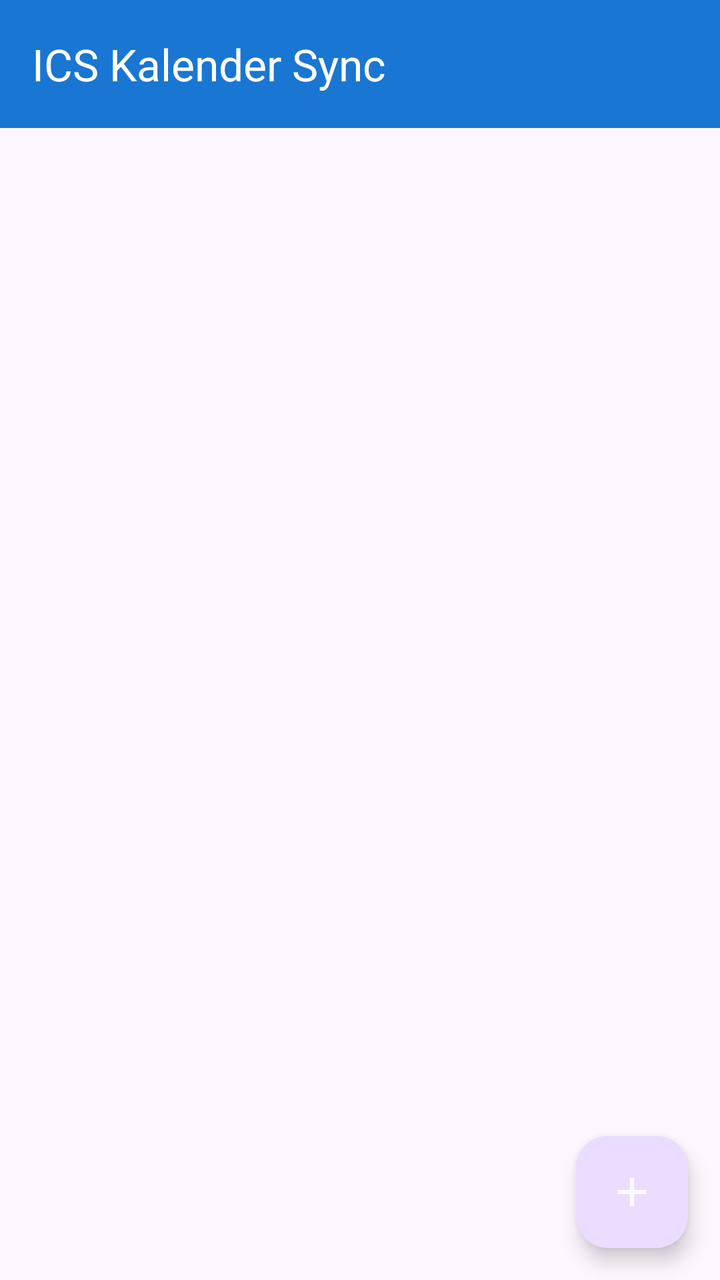
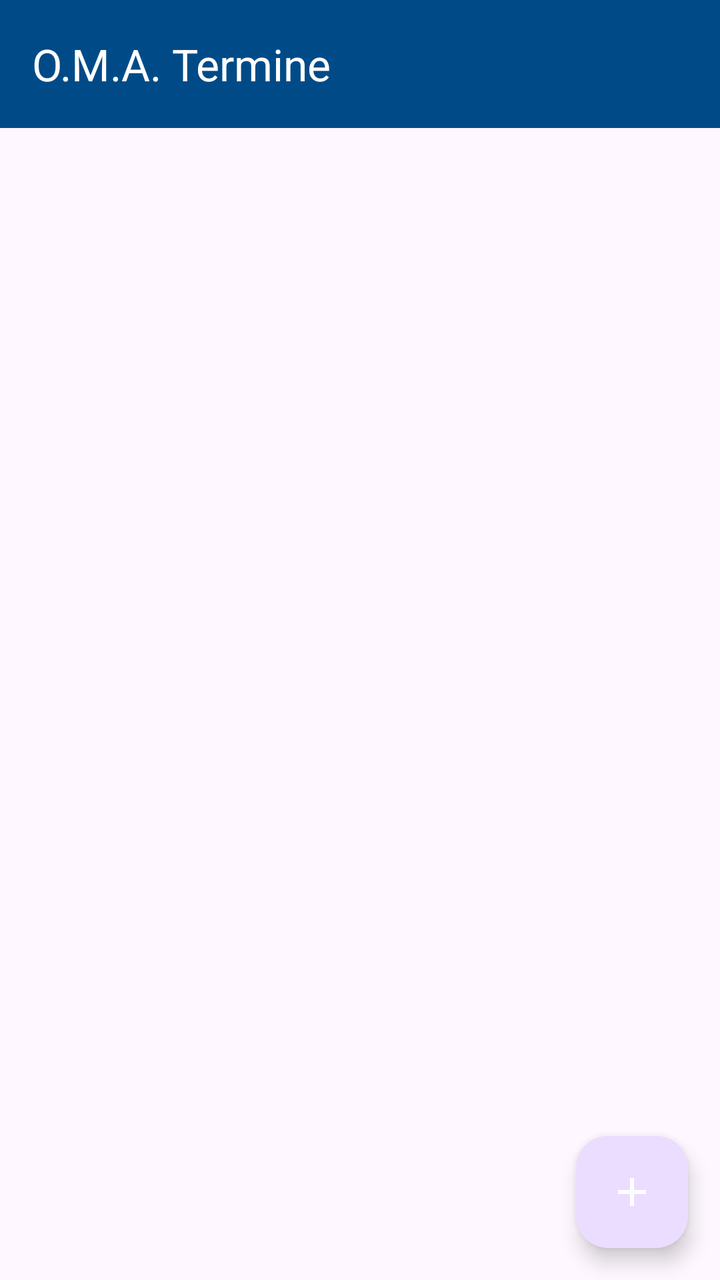

Compare the two renders of this Android layout. The source of the first and the diff that turns it into the second are given below.
<!-- AndroidManifest.xml: activity theme Theme.ICSCalendarSync -->
<!-- res/layout/activity_main.xml -->
<?xml version="1.0" encoding="utf-8"?>
<androidx.coordinatorlayout.widget.CoordinatorLayout xmlns:android="http://schemas.android.com/apk/res/android"
    xmlns:app="http://schemas.android.com/apk/res-auto"
    xmlns:tools="http://schemas.android.com/tools"
    android:layout_width="match_parent"
    android:layout_height="match_parent"
    android:fitsSystemWindows="true"
    tools:context=".ui.MainActivity">

    <com.google.android.material.appbar.AppBarLayout
        android:layout_width="match_parent"
        android:layout_height="wrap_content"
        android:fitsSystemWindows="true">

        <com.google.android.material.appbar.MaterialToolbar
            android:id="@+id/toolbar"
            android:layout_width="match_parent"
            android:layout_height="?attr/actionBarSize"
            android:background="@color/primary"
            app:title="@string/app_name"
            app:titleTextColor="@color/white" />

    </com.google.android.material.appbar.AppBarLayout>

    <FrameLayout
        android:layout_width="match_parent"
        android:layout_height="match_parent"
        app:layout_behavior="@string/appbar_scrolling_view_behavior">

        <androidx.recyclerview.widget.RecyclerView
            android:id="@+id/recyclerView"
            android:layout_width="match_parent"
            android:layout_height="match_parent"
            android:clipToPadding="false"
            android:padding="8dp" />

        <TextView
            android:id="@+id/emptyView"
            android:layout_width="wrap_content"
            android:layout_height="wrap_content"
            android:layout_gravity="center"
            android:gravity="center"
            android:text="@string/no_calendars"
            android:textColor="@color/gray"
            android:textSize="16sp"
            android:visibility="gone" />

        <LinearLayout
            android:id="@+id/permissionView"
            android:layout_width="match_parent"
            android:layout_height="match_parent"
            android:gravity="center"
            android:orientation="vertical"
            android:padding="32dp"
            android:visibility="gone">

            <ImageView
                android:layout_width="80dp"
                android:layout_height="80dp"
                android:src="@drawable/ic_calendar"
                android:tint="@color/gray"
                app:tint="@color/gray" />

            <TextView
                android:layout_width="wrap_content"
                android:layout_height="wrap_content"
                android:layout_marginTop="16dp"
                android:gravity="center"
                android:text="@string/permission_rationale"
                android:textColor="@color/gray_dark"
                android:textSize="16sp" />

            <com.google.android.material.button.MaterialButton
                android:id="@+id/btnGrantPermission"
                android:layout_width="wrap_content"
                android:layout_height="wrap_content"
                android:layout_marginTop="24dp"
                android:text="@string/grant_permission" />

        </LinearLayout>

    </FrameLayout>

    <com.google.android.material.floatingactionbutton.FloatingActionButton
        android:id="@+id/fab"
        android:layout_width="wrap_content"
        android:layout_height="wrap_content"
        android:layout_gravity="bottom|end"
        android:layout_margin="16dp"
        android:contentDescription="@string/add_calendar"
        app:srcCompat="@drawable/ic_add"
        app:tint="@color/white" />

</androidx.coordinatorlayout.widget.CoordinatorLayout>
<!-- resources referenced by this layout -->
<resources>
  <color name="gray">#9E9E9E</color>
  <color name="gray_dark">#616161</color>
  <color name="primary">#1976D2</color>
  <color name="white">#FFFFFF</color>
  <!-- drawable ic_add (drawable) -->
  <?xml version="1.0" encoding="utf-8"?>
  <vector xmlns:android="http://schemas.android.com/apk/res/android"
      android:width="24dp"
      android:height="24dp"
      android:viewportWidth="24"
      android:viewportHeight="24">
      <path
          android:fillColor="#FFFFFF"
          android:pathData="M19,13h-6v6h-2v-6H5v-2h6V5h2v6h6v2z"/>
  </vector>
  <!-- drawable ic_calendar (drawable) -->
  <?xml version="1.0" encoding="utf-8"?>
  <vector xmlns:android="http://schemas.android.com/apk/res/android"
      android:width="24dp"
      android:height="24dp"
      android:viewportWidth="24"
      android:viewportHeight="24">
      <path
          android:fillColor="#757575"
          android:pathData="M19,3h-1V1h-2v2H8V1H6v2H5c-1.11,0 -1.99,0.9 -1.99,2L3,19c0,1.1 0.89,2 2,2h14c1.1,0 2,-0.9 2,-2V5c0,-1.1 -0.9,-2 -2,-2zM19,19H5V8h14v11zM9,10H7v2h2v-2zM13,10h-2v2h2v-2zM17,10h-2v2h2v-2zM9,14H7v2h2v-2zM13,14h-2v2h2v-2zM17,14h-2v2h2v-2z"/>
  </vector>
  <string name="add_calendar">Kalender hinzufügen</string>
  <string name="app_name">ICS Kalender Sync</string>
  <string name="grant_permission">Berechtigung erteilen</string>
  <string name="no_calendars">Keine Kalender konfiguriert.\nTippe auf + um einen hinzuzufügen.</string>
  <string name="permission_rationale">Diese App benötigt Zugriff auf deinen Kalender, um Ereignisse zu synchronisieren.</string>
  <style name="Theme.ICSCalendarSync" parent="Theme.Material3.Light.NoActionBar">
          <item name="colorPrimary">@color/primary</item>
          <item name="colorPrimaryDark">@color/primary_dark</item>
          <item name="colorAccent">@color/accent</item>
          <item name="android:statusBarColor">@color/primary_dark</item>
      </style>
  <color name="primary_dark">#1565C0</color>
  <color name="accent">#FF5722</color>
</resources>

<!-- the commit's change to res/layout/activity_main.xml (unified diff, before → after) -->
@@ -91,4 +91,13 @@
         app:srcCompat="@drawable/ic_add"
         app:tint="@color/white" />
 
+    <TextView
+        android:id="@+id/tvVersion"
+        android:layout_width="wrap_content"
+        android:layout_height="wrap_content"
+        android:layout_gravity="bottom|center_horizontal"
+        android:layout_marginBottom="16dp"
+        android:textColor="@color/gray"
+        android:textSize="12sp" />
+
 </androidx.coordinatorlayout.widget.CoordinatorLayout>
<!-- resource entries referenced after the edit -->
@@ -2,7 +2,7 @@
 <resources>
   <color name="gray">#9E9E9E</color>
   <color name="gray_dark">#616161</color>
-  <color name="primary">#1976D2</color>
+  <color name="primary">#004B87</color>
   <color name="white">#FFFFFF</color>
   <!-- drawable ic_add (drawable) -->
   <?xml version="1.0" encoding="utf-8"?>
@@ -27,7 +27,7 @@
           android:pathData="M19,3h-1V1h-2v2H8V1H6v2H5c-1.11,0 -1.99,0.9 -1.99,2L3,19c0,1.1 0.89,2 2,2h14c1.1,0 2,-0.9 2,-2V5c0,-1.1 -0.9,-2 -2,-2zM19,19H5V8h14v11zM9,10H7v2h2v-2zM13,10h-2v2h2v-2zM17,10h-2v2h2v-2zM9,14H7v2h2v-2zM13,14h-2v2h2v-2zM17,14h-2v2h2v-2z"/>
   </vector>
   <string name="add_calendar">Kalender hinzufügen</string>
-  <string name="app_name">ICS Kalender Sync</string>
+  <string name="app_name">O.M.A. Termine</string>
   <string name="grant_permission">Berechtigung erteilen</string>
   <string name="no_calendars">Keine Kalender konfiguriert.\nTippe auf + um einen hinzuzufügen.</string>
   <string name="permission_rationale">Diese App benötigt Zugriff auf deinen Kalender, um Ereignisse zu synchronisieren.</string>
@@ -37,7 +37,7 @@
           <item name="colorAccent">@color/accent</item>
           <item name="android:statusBarColor">@color/primary_dark</item>
       </style>
-  <color name="primary_dark">#1565C0</color>
-  <color name="accent">#FF5722</color>
+  <color name="primary_dark">#003366</color>
+  <color name="accent">#F39200</color>
 </resources>
 
